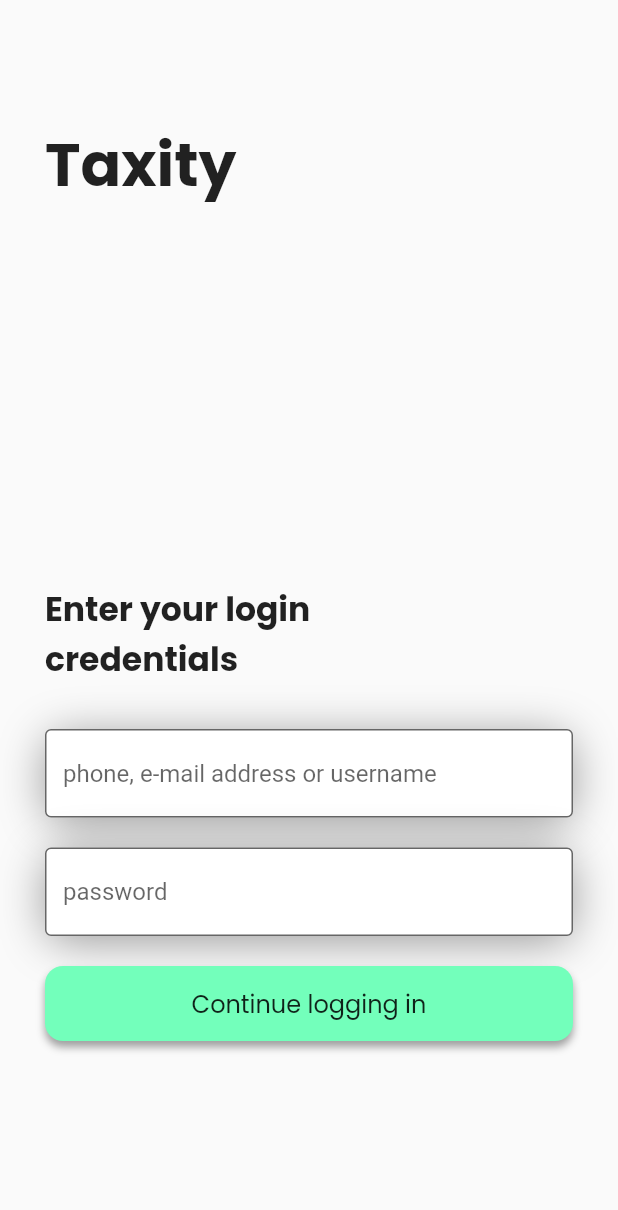
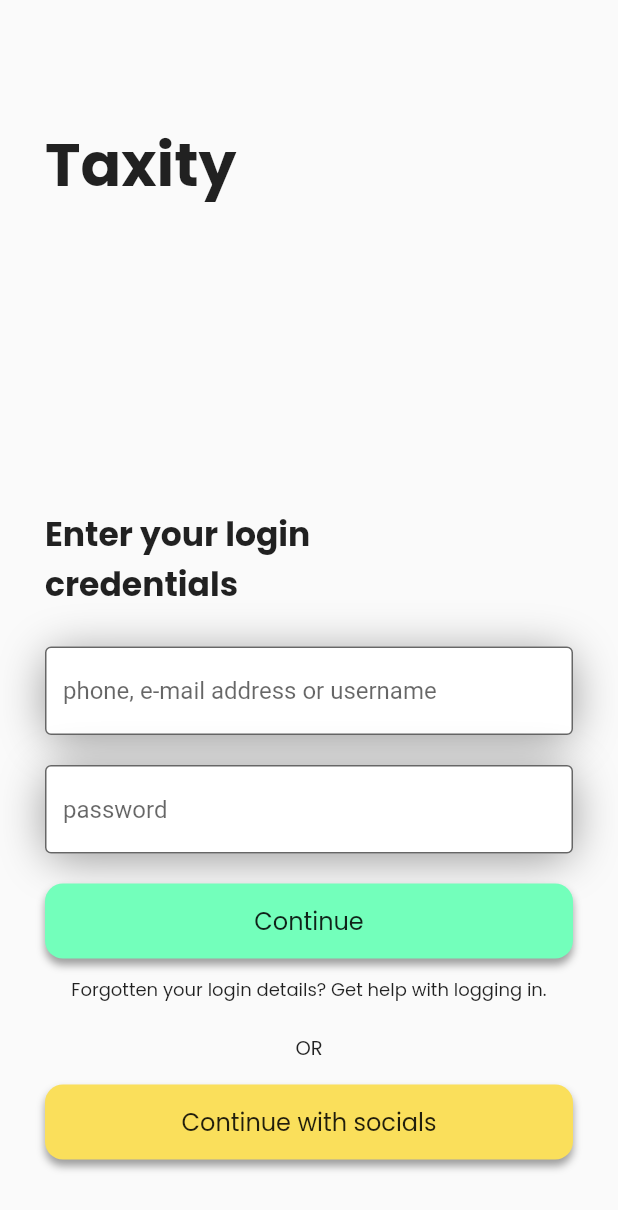
Before and after one commit to kanishthaaaa/TAXICITY, a Flutter app: the screen it shows after launch, after a tap on "Continue logging in", on a phone screen of 412 x 824 dp. Shown: the top 1210 px of the screen. Run offline on Flutter 3.47's test engine with Material 2 defaults, Android fonts, the phone set to English and light mode, and no system bars; our stand-ins replace google_fonts.

Commit message:
Adding other details

```diff
--- a/taxicity_app/lib/components/buttons.dart
+++ b/taxicity_app/lib/components/buttons.dart
@@ -4,11 +4,11 @@ import 'package:google_fonts/google_fonts.dart';
 class MyButton extends StatelessWidget{
   final String myButtonText;
   final Function()? onTap;
-  final Color muButtonColor;
+  final Color myButtonColor;
   const MyButton({super.key,
   required this.myButtonText,
   required this.onTap,
-  required this.muButtonColor});
+  required this.myButtonColor});
 
   @override
   Widget build(BuildContext context) {
@@ -17,14 +17,14 @@ class MyButton extends StatelessWidget{
       child: Container(
                 height: 50,
                 child: Center(
-                  child: Text('Continue logging in',
+                  child: Text(myButtonText,
                   style: GoogleFonts.poppins(
                     fontSize: 16,
                   ),),
                 ),
                 decoration: BoxDecoration(
                   borderRadius: BorderRadius.circular(12),
-                  color:  const Color.fromARGB(255, 115, 255, 187),
+                  color: myButtonColor ,
                   boxShadow: [
                     BoxShadow(
                       color: Colors.grey,
--- a/taxicity_app/lib/screens/login_screen.dart
+++ b/taxicity_app/lib/screens/login_screen.dart
@@ -26,7 +26,7 @@ class LoginScreen extends StatelessWidget {
               ),
             ),
             SizedBox(
-            height: 250,
+              height: 200,
             ),
             Text(
               'Enter your login\ncredentials',
@@ -36,7 +36,7 @@ class LoginScreen extends StatelessWidget {
               ),
             ),
             SizedBox(
-              height: 30,
+              height: 25,
             ),
             Container(
               child: TextField(
@@ -44,8 +44,7 @@ class LoginScreen extends StatelessWidget {
                     border: OutlineInputBorder(),
                     fillColor: Colors.white,
                     filled: true,
-            hintText: 'phone, e-mail address or username'
-          ),
+                    hintText: 'phone, e-mail address or username'),
               ),
               decoration: BoxDecoration(
                 borderRadius: BorderRadius.circular(15),
@@ -58,16 +57,16 @@ class LoginScreen extends StatelessWidget {
                 ],
               ),
             ),
-            SizedBox(height: 20,),
+            SizedBox(
+              height: 20,
+            ),
             Container(
               child: TextField(
                 decoration: InputDecoration(
                     border: OutlineInputBorder(),
                     fillColor: Colors.white,
                     filled: true,
-            hintText: 'password'
-
-          ),
+                    hintText: 'password'),
               ),
               decoration: BoxDecoration(
                 borderRadius: BorderRadius.circular(15),
@@ -80,10 +79,29 @@ class LoginScreen extends StatelessWidget {
                 ],
               ),
             ),
+            SizedBox(
+              height: 20,
+            ),
+            MyButton(
+              myButtonText: 'Continue',
+              onTap: () {},
+              myButtonColor: const Color.fromARGB(255, 115, 255, 187),
+            ),
+            SizedBox(height: 12,),
+            Center(
+              child: Text('Forgotten your login details? Get help with logging in.',
+              style: GoogleFonts.poppins(
+                fontSize: 12,
+              ),),
+            ),
             SizedBox(height: 20,),
-              MyButton(myButtonText: 'Continue',
-              onTap: (){},
-              muButtonColor:  const Color.fromARGB(255, 115, 255, 187),)
+            Center(
+              child: Text('OR',style: GoogleFonts.poppins(
+                fontSize: 13,
+              ),),
+            ),
+            SizedBox(height: 15,),
+            MyButton(myButtonText: 'Continue with socials', onTap: (){}, myButtonColor: Color.fromARGB(255, 250, 223, 91))
           ],
         ),
       ),
--- a/taxicity_app/lib/screens/welcome_screen1.dart
+++ b/taxicity_app/lib/screens/welcome_screen1.dart
@@ -32,7 +32,7 @@ class WelcomeScreen1 extends StatelessWidget {
             onTap: (){
               Navigator.push(context, MaterialPageRoute(builder: (context) =>const LoginScreen()));
             },
-            muButtonColor: const Color.fromARGB(255, 115, 255, 187),),
+            myButtonColor: const Color.fromARGB(255, 115, 255, 187),),
             SizedBox(height: 8,),
             Center(child: Text('Don\'t have an account? Sign Up',
             style: GoogleFonts.poppins(
```
Lines whose indentation alone changed are shown as unchanged.
